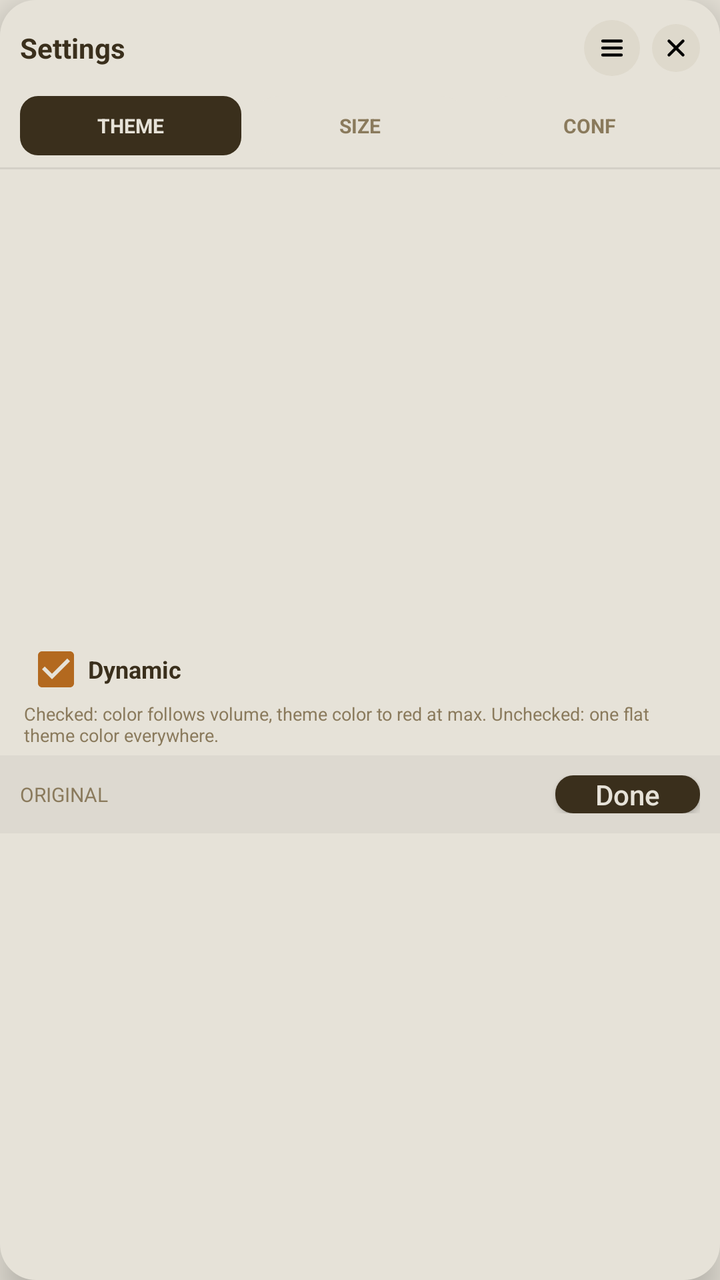
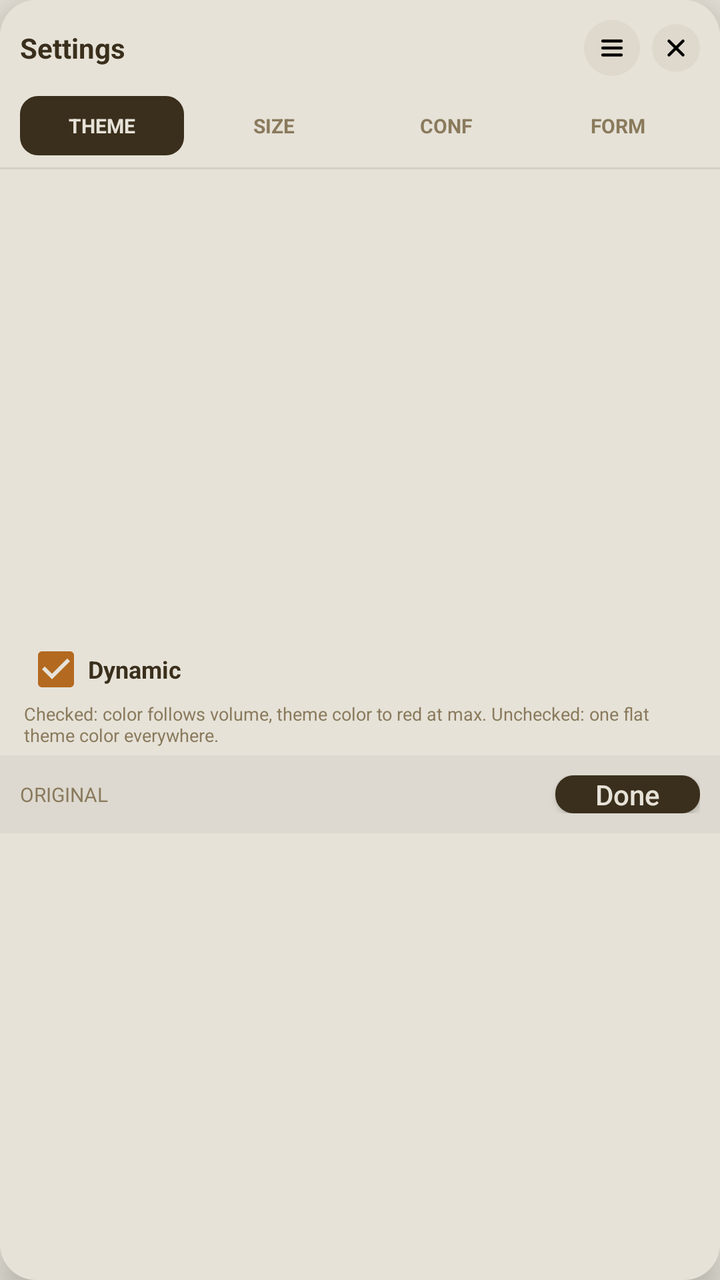

Before-and-after screenshots of an Android layout around one commit, followed by the original layout XML and the change that was made.
<!-- AndroidManifest.xml: application theme AppTheme -->
<!-- res/layout/overlay_theme_popup.xml -->
<?xml version="1.0" encoding="utf-8"?>
<LinearLayout xmlns:android="http://schemas.android.com/apk/res/android"
    android:layout_width="260dp"
    android:layout_height="wrap_content"
    android:orientation="vertical"
    android:background="@drawable/bg_panel_card"
    android:elevation="10dp">

    
    <LinearLayout
        android:layout_width="match_parent"
        android:layout_height="wrap_content"
        android:orientation="horizontal"
        android:gravity="center_vertical"
        android:padding="10dp">

        <TextView
            android:layout_width="0dp"
            android:layout_height="wrap_content"
            android:layout_weight="1"
            android:text="Settings"
            android:textColor="@color/ink"
            android:textSize="14sp"
            android:textStyle="bold" />

        <ImageButton
            android:id="@+id/dragHandle"
            android:layout_width="28dp"
            android:layout_height="28dp"
            android:layout_marginEnd="6dp"
            android:background="@drawable/bg_round_button"
            android:src="@drawable/ic_drag"
            android:scaleType="center"
            android:contentDescription="Drag to move" />

        <ImageButton
            android:id="@+id/themeClose"
            android:layout_width="24dp"
            android:layout_height="24dp"
            android:background="@drawable/bg_round_button"
            android:src="@drawable/ic_close"
            android:scaleType="center"
            android:contentDescription="Close" />
    </LinearLayout>

    
    <LinearLayout
        android:id="@+id/tabRow"
        android:layout_width="match_parent"
        android:layout_height="wrap_content"
        android:orientation="horizontal"
        android:paddingStart="10dp"
        android:paddingEnd="10dp"
        android:paddingBottom="6dp">

        <TextView
            android:id="@+id/tabTheme"
            android:layout_width="0dp"
            android:layout_height="wrap_content"
            android:layout_weight="1"
            android:layout_marginEnd="4dp"
            android:gravity="center"
            android:padding="8dp"
            android:text="Theme"
            android:textAllCaps="true"
            android:textSize="10sp"
            android:textStyle="bold"
            android:textColor="@color/cream"
            android:background="@drawable/bg_done_button" />

        <TextView
            android:id="@+id/tabSize"
            android:layout_width="0dp"
            android:layout_height="wrap_content"
            android:layout_weight="1"
            android:layout_marginEnd="4dp"
            android:gravity="center"
            android:padding="8dp"
            android:text="Size"
            android:textAllCaps="true"
            android:textSize="10sp"
            android:textStyle="bold"
            android:textColor="#8A7A5C"
            android:background="@drawable/bg_small_button" />

        <TextView
            android:id="@+id/tabConf"
            android:layout_width="0dp"
            android:layout_height="wrap_content"
            android:layout_weight="1"
            android:gravity="center"
            android:padding="8dp"
            android:text="Conf"
            android:textAllCaps="true"
            android:textSize="10sp"
            android:textStyle="bold"
            android:textColor="#8A7A5C"
            android:background="@drawable/bg_small_button" />
    </LinearLayout>

    <View
        android:layout_width="match_parent"
        android:layout_height="1dp"
        android:background="#14000000" />

    <FrameLayout
        android:id="@+id/tabContent"
        android:layout_width="match_parent"
        android:layout_height="wrap_content">

        
        <LinearLayout
            android:id="@+id/themeTabContent"
            android:layout_width="match_parent"
            android:layout_height="wrap_content"
            android:orientation="vertical">

            <ScrollView
                android:layout_width="match_parent"
                android:layout_height="230dp">

                <GridLayout
                    android:id="@+id/themeGrid"
                    android:layout_width="match_parent"
                    android:layout_height="wrap_content"
                    android:columnCount="4"
                    android:padding="8dp" />
            </ScrollView>

            <LinearLayout
                android:layout_width="match_parent"
                android:layout_height="wrap_content"
                android:orientation="horizontal"
                android:gravity="center_vertical"
                android:paddingStart="12dp"
                android:paddingEnd="12dp"
                android:paddingTop="4dp">

                <CheckBox
                    android:id="@+id/dynamicCheck"
                    android:layout_width="wrap_content"
                    android:layout_height="wrap_content"
                    android:checked="true"
                    android:text="Dynamic"
                    android:textColor="@color/ink"
                    android:textSize="12sp"
                    android:textStyle="bold" />
            </LinearLayout>

            <TextView
                android:layout_width="match_parent"
                android:layout_height="wrap_content"
                android:paddingStart="12dp"
                android:paddingEnd="12dp"
                android:paddingBottom="4dp"
                android:text="Checked: color follows volume, theme color to red at max. Unchecked: one flat theme color everywhere."
                android:textColor="#8A7A5C"
                android:textSize="9sp" />

            <LinearLayout
                android:layout_width="match_parent"
                android:layout_height="wrap_content"
                android:orientation="horizontal"
                android:gravity="center_vertical"
                android:padding="10dp"
                android:background="#0A000000">

                <TextView
                    android:id="@+id/themeCurrent"
                    android:layout_width="0dp"
                    android:layout_height="wrap_content"
                    android:layout_weight="1"
                    android:text="Original"
                    android:textColor="#8A7A5C"
                    android:textSize="10sp"
                    android:textAllCaps="true" />

                <Button
                    android:id="@+id/themeDone"
                    android:layout_width="wrap_content"
                    android:layout_height="wrap_content"
                    android:minWidth="0dp"
                    android:minHeight="0dp"
                    android:paddingStart="20dp"
                    android:paddingEnd="20dp"
                    android:text="Done"
                    android:textAllCaps="false"
                    android:textColor="@color/cream"
                    android:background="@drawable/bg_done_button" />
            </LinearLayout>
        </LinearLayout>

        
        <LinearLayout
            android:id="@+id/sizeTabContent"
            android:layout_width="match_parent"
            android:layout_height="wrap_content"
            android:orientation="vertical"
            android:padding="14dp"
            android:visibility="gone">

            <TextView
                android:id="@+id/bubbleSizeLabel"
                android:layout_width="match_parent"
                android:layout_height="wrap_content"
                android:text="Bubble size: 52dp"
                android:textColor="@color/ink"
                android:textSize="12sp" />

            <SeekBar
                android:id="@+id/bubbleSizeSeek"
                android:layout_width="match_parent"
                android:layout_height="wrap_content"
                android:max="54"
                android:progress="16" />

            <TextView
                android:id="@+id/panelWidthLabel"
                android:layout_width="match_parent"
                android:layout_height="wrap_content"
                android:layout_marginTop="10dp"
                android:text="Volume panel width: 150dp"
                android:textColor="@color/ink"
                android:textSize="12sp" />

            <SeekBar
                android:id="@+id/panelWidthSeek"
                android:layout_width="match_parent"
                android:layout_height="wrap_content"
                android:max="180"
                android:progress="70" />

            <TextView
                android:id="@+id/panelHeightLabel"
                android:layout_width="match_parent"
                android:layout_height="wrap_content"
                android:layout_marginTop="10dp"
                android:text="Volume panel height: 150dp"
                android:textColor="@color/ink"
                android:textSize="12sp" />

            <SeekBar
                android:id="@+id/panelHeightSeek"
                android:layout_width="match_parent"
                android:layout_height="wrap_content"
                android:max="170"
                android:progress="60" />
        </LinearLayout>

        
        <LinearLayout
            android:id="@+id/confTabContent"
            android:layout_width="match_parent"
            android:layout_height="wrap_content"
            android:orientation="vertical"
            android:padding="14dp"
            android:visibility="gone">

            <TextView
                android:id="@+id/confMaxLabel"
                android:layout_width="match_parent"
                android:layout_height="wrap_content"
                android:text="Max volume supported: 40"
                android:textColor="@color/ink"
                android:textSize="12sp" />

            <SeekBar
                android:id="@+id/confMaxSeek"
                android:layout_width="match_parent"
                android:layout_height="wrap_content"
                android:max="90"
                android:progress="30" />

            <TextView
                android:id="@+id/confDeviceMaxHint"
                android:layout_width="match_parent"
                android:layout_height="wrap_content"
                android:text=""
                android:textColor="#8A7A5C"
                android:textSize="9sp" />

            <TextView
                android:id="@+id/confLimitLabel"
                android:layout_width="match_parent"
                android:layout_height="wrap_content"
                android:layout_marginTop="10dp"
                android:text="Limited to: 25"
                android:textColor="@color/ink"
                android:textSize="12sp" />

            <SeekBar
                android:id="@+id/confLimitSeek"
                android:layout_width="match_parent"
                android:layout_height="wrap_content"
                android:max="39"
                android:progress="24" />

            <TextView
                android:id="@+id/confSlowLabel"
                android:layout_width="match_parent"
                android:layout_height="wrap_content"
                android:layout_marginTop="10dp"
                android:text="When go slowly: 20"
                android:textColor="@color/ink"
                android:textSize="12sp" />

            <SeekBar
                android:id="@+id/confSlowSeek"
                android:layout_width="match_parent"
                android:layout_height="wrap_content"
                android:max="25"
                android:progress="20" />
        </LinearLayout>

    </FrameLayout>

</LinearLayout>
<!-- resources referenced by this layout -->
<resources>
  <color name="cream">#E6E2D8</color>
  <color name="ink">#3A2F1C</color>
  <!-- drawable bg_done_button (drawable) -->
  <?xml version="1.0" encoding="utf-8"?>
  <shape xmlns:android="http://schemas.android.com/apk/res/android" android:shape="rectangle">
      <solid android:color="@color/ink" />
      <corners android:radius="9dp" />
  </shape>
  <!-- drawable bg_panel_card (drawable) -->
  <?xml version="1.0" encoding="utf-8"?>
  <shape xmlns:android="http://schemas.android.com/apk/res/android" android:shape="rectangle">
      <solid android:color="@color/cream" />
      <corners android:radius="18dp" />
  </shape>
  <!-- drawable bg_round_button (drawable) -->
  <?xml version="1.0" encoding="utf-8"?>
  <shape xmlns:android="http://schemas.android.com/apk/res/android" android:shape="oval">
      <solid android:color="@color/cream_dark" />
  </shape>
  <!-- drawable bg_small_button (drawable) -->
  <?xml version="1.0" encoding="utf-8"?>
  <shape xmlns:android="http://schemas.android.com/apk/res/android" android:shape="rectangle">
      <solid android:color="@color/cream" />
      <corners android:radius="999dp" />
  </shape>
  <!-- drawable ic_close (drawable) -->
  <vector xmlns:android="http://schemas.android.com/apk/res/android"
      android:width="14dp"
      android:height="14dp"
      android:viewportWidth="24"
      android:viewportHeight="24">
      <path
          android:strokeColor="#FF000000"
          android:strokeWidth="2.5"
          android:strokeLineCap="round"
          android:pathData="M6,6l12,12M18,6L6,18" />
  </vector>
  <!-- drawable ic_drag (drawable) -->
  <?xml version="1.0" encoding="utf-8"?>
  <vector xmlns:android="http://schemas.android.com/apk/res/android"
      android:width="14dp"
      android:height="14dp"
      android:viewportWidth="24"
      android:viewportHeight="24">
      <path
          android:strokeColor="#FF000000"
          android:strokeWidth="2.5"
          android:strokeLineCap="round"
          android:pathData="M4,6l16,0M4,12l16,0M4,18l16,0" />
  </vector>
  <style name="AppTheme" parent="Theme.AppCompat.DayNight.NoActionBar">
          <item name="colorPrimary">@color/accent</item>
          <item name="colorPrimaryDark">@color/ink</item>
          <item name="colorAccent">@color/accent</item>
          <item name="android:windowBackground">@color/cream</item>
      </style>
  <color name="cream_dark">#DED9CC</color>
  <color name="accent">#B3691F</color>
</resources>

<!-- the commit's change to res/layout/overlay_theme_popup.xml (unified diff, before → after) -->
@@ -88,9 +88,24 @@
             android:layout_width="0dp"
             android:layout_height="wrap_content"
             android:layout_weight="1"
+            android:layout_marginEnd="4dp"
             android:gravity="center"
             android:padding="8dp"
             android:text="Conf"
+            android:textAllCaps="true"
+            android:textSize="10sp"
+            android:textStyle="bold"
+            android:textColor="#8A7A5C"
+            android:background="@drawable/bg_small_button" />
+
+        <TextView
+            android:id="@+id/tabForm"
+            android:layout_width="0dp"
+            android:layout_height="wrap_content"
+            android:layout_weight="1"
+            android:gravity="center"
+            android:padding="8dp"
+            android:text="Form"
             android:textAllCaps="true"
             android:textSize="10sp"
             android:textStyle="bold"
@@ -199,20 +214,48 @@
             android:padding="14dp"
             android:visibility="gone">
 
-            <TextView
-                android:id="@+id/bubbleSizeLabel"
-                android:layout_width="match_parent"
-                android:layout_height="wrap_content"
-                android:text="Bubble size: 52dp"
-                android:textColor="@color/ink"
-                android:textSize="12sp" />
-
-            <SeekBar
-                android:id="@+id/bubbleSizeSeek"
-                android:layout_width="match_parent"
-                android:layout_height="wrap_content"
-                android:max="54"
-                android:progress="16" />
+            <LinearLayout
+                android:layout_width="match_parent"
+                android:layout_height="wrap_content"
+                android:orientation="horizontal"
+                android:gravity="center_vertical">
+
+                <LinearLayout
+                    android:layout_width="0dp"
+                    android:layout_height="wrap_content"
+                    android:layout_weight="1"
+                    android:orientation="vertical">
+
+                    <TextView
+                        android:id="@+id/bubbleSizeLabel"
+                        android:layout_width="match_parent"
+                        android:layout_height="wrap_content"
+                        android:text="Bubble size: 52dp"
+                        android:textColor="@color/ink"
+                        android:textSize="12sp" />
+
+                    <SeekBar
+                        android:id="@+id/bubbleSizeSeek"
+                        android:layout_width="match_parent"
+                        android:layout_height="wrap_content"
+                        android:max="54"
+                        android:progress="16" />
+                </LinearLayout>
+
+                
+                <FrameLayout
+                    android:layout_width="56dp"
+                    android:layout_height="56dp"
+                    android:layout_marginStart="10dp"
+                    android:background="#0A000000">
+
+                    <View
+                        android:id="@+id/bubblePreview"
+                        android:layout_width="20dp"
+                        android:layout_height="40dp"
+                        android:layout_gravity="center" />
+                </FrameLayout>
+            </LinearLayout>
 
             <TextView
                 android:id="@+id/panelWidthLabel"
@@ -312,6 +355,21 @@
                 android:progress="20" />
         </LinearLayout>
 
+        
+        <ScrollView
+            android:id="@+id/formTabContent"
+            android:layout_width="match_parent"
+            android:layout_height="260dp"
+            android:visibility="gone">
+
+            <LinearLayout
+                android:id="@+id/formList"
+                android:layout_width="match_parent"
+                android:layout_height="wrap_content"
+                android:orientation="vertical"
+                android:padding="6dp" />
+        </ScrollView>
+
     </FrameLayout>
 
 </LinearLayout>
